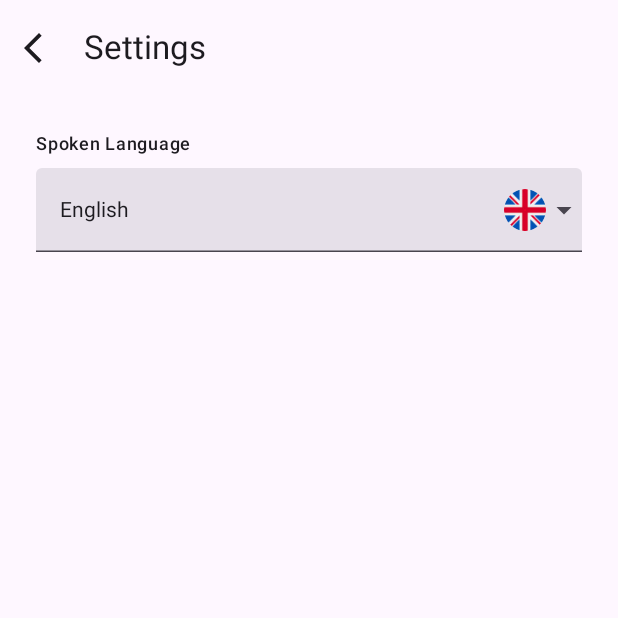
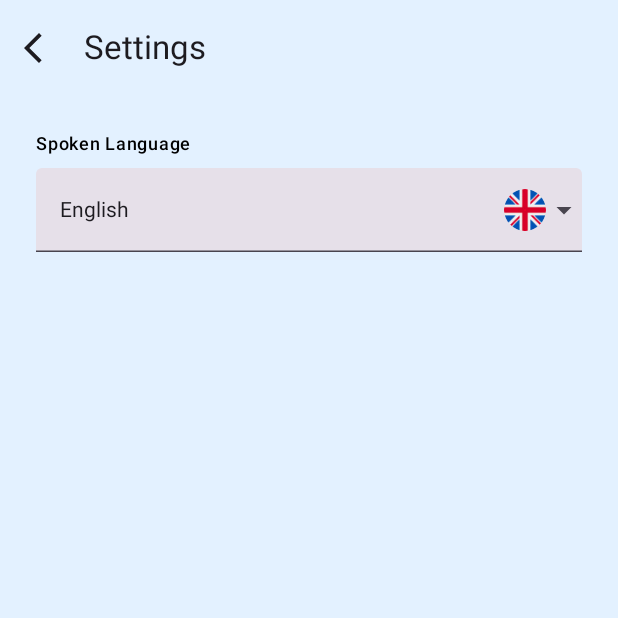
Before and after one commit to ahmetoguzdavarci/ai-voice-chat-app, an Android app built with Jetpack Compose: the ComposeSettingsFragment screen opened through its navigation route, on a phone screen of 412 x 824 dp, the top half of it. Run offline under Robolectric (Android 15) with nearby library versions, the phone set to English and light mode, and no system bars; our stand-ins replace data binding.

Commit message:
- changed settings background color

```diff
--- a/app/src/main/java/com/aod/aivoicechat/ui/composesettings/SettingsScreen.kt
+++ b/app/src/main/java/com/aod/aivoicechat/ui/composesettings/SettingsScreen.kt
@@ -1,6 +1,7 @@
 package com.aod.aivoicechat.ui.composesettings
 
 import androidx.compose.foundation.Image
+import androidx.compose.foundation.background
 import androidx.compose.foundation.clickable
 import androidx.compose.foundation.layout.Arrangement
 import androidx.compose.foundation.layout.Column
@@ -24,6 +25,7 @@ import androidx.compose.material3.Scaffold
 import androidx.compose.material3.Text
 import androidx.compose.material3.TextField
 import androidx.compose.material3.TopAppBar
+import androidx.compose.material3.TopAppBarDefaults
 import androidx.compose.runtime.Composable
 import androidx.compose.runtime.getValue
 import androidx.compose.runtime.mutableStateOf
@@ -35,6 +37,7 @@ import androidx.compose.ui.Modifier
 import androidx.compose.ui.draw.clip
 import androidx.compose.ui.layout.ContentScale
 import androidx.compose.ui.platform.LocalContext
+import androidx.compose.ui.res.colorResource
 import androidx.compose.ui.res.painterResource
 import androidx.compose.ui.res.stringResource
 import androidx.compose.ui.unit.dp
@@ -67,9 +70,13 @@ fun SettingsScreen(onBack: () -> Unit) {
     var expanded by rememberSaveable { mutableStateOf(false) }
 
     Scaffold(
+        containerColor = colorResource(R.color.main_bg_color),
         topBar = {
             TopAppBar(
                 title = { Text(text = stringResource(R.string.settings)) },
+                colors = TopAppBarDefaults.topAppBarColors(
+                    containerColor = colorResource(R.color.main_bg_color)
+                ),
                 navigationIcon = {
                     IconButton(onClick = onBack) {
                         Icon(
@@ -85,6 +92,7 @@ fun SettingsScreen(onBack: () -> Unit) {
             modifier = Modifier
                 .padding(inner)
                 .fillMaxSize()
+                .background(colorResource(R.color.main_bg_color))
                 .padding(horizontal = 24.dp, vertical = 24.dp),
             verticalArrangement = Arrangement.Top
         ) {
```
Also changed, not shown: 1 other file.
